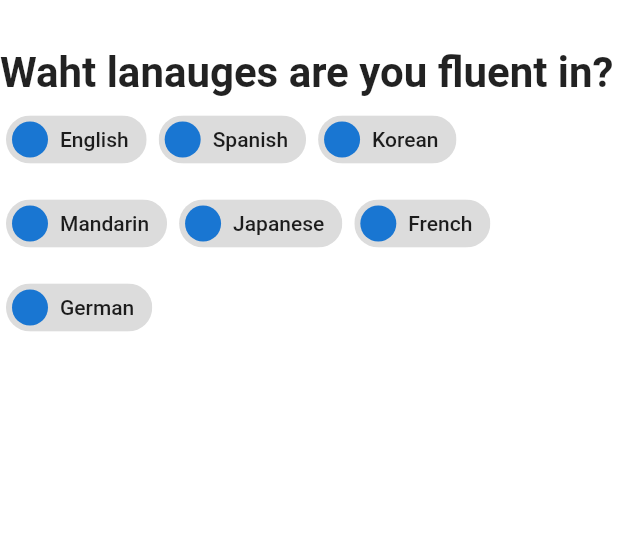
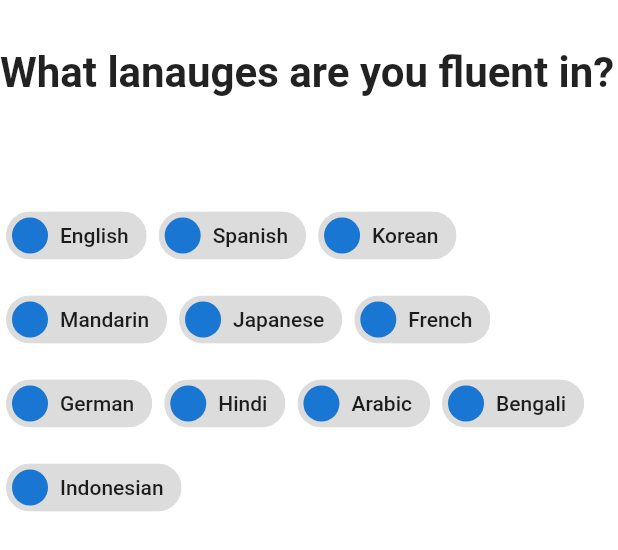
Before and after one commit to liuxugt/teamup_flutter_application, a Flutter app: the LanguageInfoTab widget shown alone on an empty page, opened directly, on a phone screen of 412 x 824 dp. Shown: the top 550 px of the screen. Run offline on Flutter 3.47's test engine with Material 2 defaults, Android fonts, the phone set to English and light mode, and no system bars; our stand-ins replace cloud_firestore, firebase_auth, firebase_storage, image_picker; accounts and stored records are empty.

Commit message:
more languages added, spacing fixed

```diff
--- a/lib/widgets/onboarding/language_info.dart
+++ b/lib/widgets/onboarding/language_info.dart
@@ -15,7 +15,11 @@ class _LanguageInfoTabState extends State<LanguageInfoTab> {
     'Mandarin',
     'Japanese',
     'French',
-    'German'
+    'German',
+    'Hindi',
+    'Arabic',
+    'Bengali',
+    'Indonesian'
   ];
 
   List<String> _languageItems;
@@ -59,8 +63,12 @@ class _LanguageInfoTabState extends State<LanguageInfoTab> {
           height: 32.0,
         ),
         Text(
-          "Waht lanauges are you fluent in?",
+          "What lanauges are you fluent in?",
           style: TextStyle(fontSize: 28.0, fontWeight: FontWeight.bold),
+        ),
+
+        Container(
+          height: 64.0,
         ),
 
         Wrap(
--- a/lib/widgets/onboarding/skill_info.dart
+++ b/lib/widgets/onboarding/skill_info.dart
@@ -33,7 +33,7 @@ class _SkillInfoTabState extends State<SkillInfoTab> {
           height: 32.0,
         ),
         TextField(
-          maxLines: 1,
+          maxLines: 5,
           decoration: InputDecoration(
               hintText: 'e.g. javascript or project management',
               border: OutlineInputBorder()
--- a/lib/widgets/onboarding/stength_info.dart
+++ b/lib/widgets/onboarding/stength_info.dart
@@ -99,6 +99,10 @@ class _StrengthInfoTabState extends State<StrengthInfoTab> {
         ),
 
         Container(
+          height: 36.0,
+        ),
+
+        Container(
           height: 350.0,
           child: ListView(
             scrollDirection: Axis.horizontal,
```
Also changed, not shown: lib/widgets/onboarding/personal_info.dart (+6 -4 lines), pubspec.lock.
